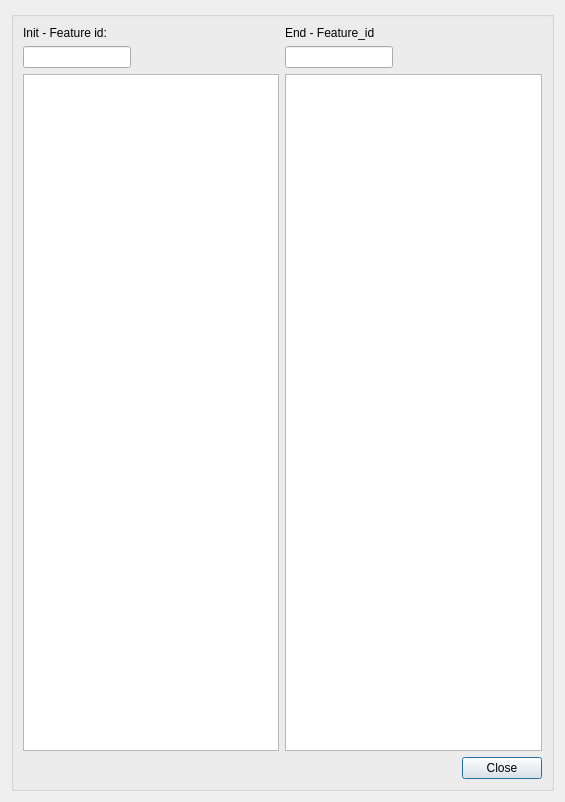
First picture: the form in search/ui/list_items.ui, repository Giswater/giswater_qgis_plugin, before the edit.
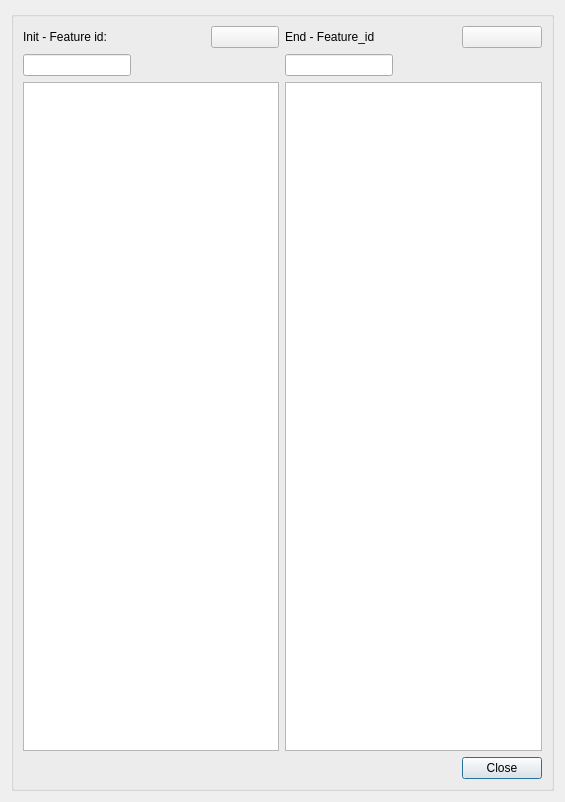
Second picture: the form after the edit.

Commit message: #404 buttons csv added (TODO)

Diff of the .ui file:
```diff
--- a/search/ui/list_items.ui
+++ b/search/ui/list_items.ui
@@ -122,6 +122,20 @@
         </property>
        </spacer>
       </item>
+      <item row="0" column="2">
+       <widget class="QPushButton" name="csv_1">
+        <property name="text">
+         <string/>
+        </property>
+       </widget>
+      </item>
+      <item row="0" column="6">
+       <widget class="QPushButton" name="csv_2">
+        <property name="text">
+         <string/>
+        </property>
+       </widget>
+      </item>
      </layout>
     </widget>
    </item>
```
The commit also changes 1 other file.
